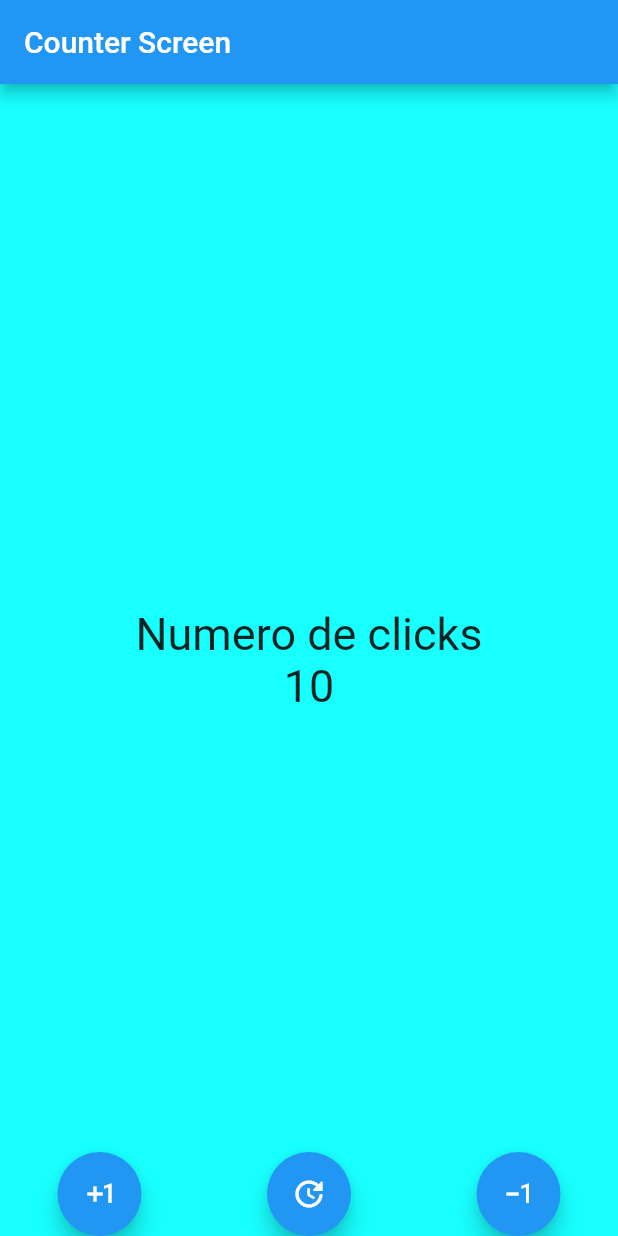
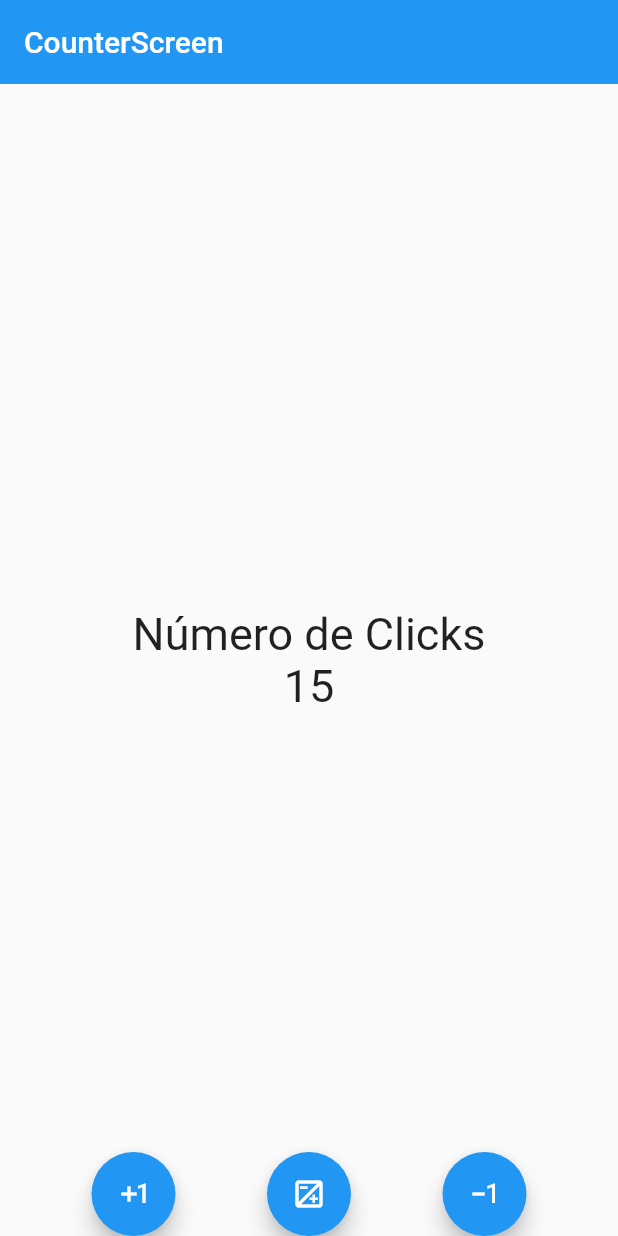
Before and after one commit to arandapablodamian/flutter-firstApp, a Flutter app: the screen it shows after launch, on a phone screen of 412 x 824 dp. Run offline on Flutter 3.47's test engine with Material 2 defaults, Android fonts, the phone set to English and light mode, and no system bars.

Commit message:
contador terminado

```diff
--- a/lib/main.dart
+++ b/lib/main.dart
@@ -1,19 +1,25 @@
+import 'dart:developer';
+
 import 'package:contador/screens/counter_screen.dart';
 import 'package:flutter/material.dart';
 
-void main(){
-  runApp(const MyApp());
+// import 'package:counter_app/screens/home_screen.dart';
+
+void main() {
+  runApp( const MyApp() );
 }
 
 
-class MyApp extends StatelessWidget{
-  const MyApp({Key? key}) : super(key: key);
+class MyApp extends StatelessWidget {
+
+  const MyApp({ Key? key }) : super(key: key);
 
   @override
   Widget build(BuildContext context) {
-    // TODO: implement build
     return const MaterialApp(
-      home: CounterScreen(),
+      debugShowCheckedModeBanner: false,
+      // home: HomeScreen()
+      home: CounterScreen()
     );
   }
 
--- a/lib/screens/counter_screen.dart
+++ b/lib/screens/counter_screen.dart
@@ -1,60 +1,101 @@
-import 'dart:ui';
-
 import 'package:flutter/material.dart';
 
+
 class CounterScreen extends StatefulWidget {
-  const CounterScreen({Key? key}) : super(key: key);
+
+  const CounterScreen({ Key? key }) : super(key: key);
 
   @override
   State<CounterScreen> createState() => _CounterScreenState();
 }
 
 class _CounterScreenState extends State<CounterScreen> {
-  int counter = 10;
+
+  int counter = 15;
+
+  void increase() {
+    counter++;
+    setState(() {});
+  }
+
+  void decrease() {
+    counter--;
+    setState(() {});
+  }
+
+  void reset() {
+    counter = 0;
+    setState(() {});
+  }
+
 
   @override
   Widget build(BuildContext context) {
-    // TODO: implement build
-    const fontSize30 = const TextStyle(fontSize: 30);
+
+    const fontSize30 = TextStyle( fontSize: 30 );
 
     return Scaffold(
       appBar: AppBar(
-          title: const Text('Counter Screen'),
+        title: const Text('CounterScreen'),
+        elevation: 0,
       ),
-        backgroundColor: Colors.cyanAccent,
       body: Center(
         child: Column(
           mainAxisAlignment: MainAxisAlignment.center,
-          children: <Widget>[
-            Text('Numero de clicks', style: fontSize30),
-            Text('$counter', style: TextStyle(fontSize: 30)),
+          children: [
+            const Text('Número de Clicks', style: fontSize30 ),
+            Text( '$counter', style: fontSize30 ),
           ],
-        )
-            //  child: Column()
+        ),
       ),
       floatingActionButtonLocation: FloatingActionButtonLocation.centerDocked,
-        floatingActionButton: CustomFloatingActions());
+      floatingActionButton: CustomFloatingActions(
+        increaseFn: increase,
+        decreaseFn: decrease,
+        resetFn: reset
+      ),
+    );
   }
 }
 
+
+
 class CustomFloatingActions extends StatelessWidget {
+
+  final Function increaseFn;
+  final Function decreaseFn;
+  final Function resetFn;
+
   const CustomFloatingActions({
     Key? key,
+    required this.increaseFn,
+    required this.decreaseFn,
+    required this.resetFn,
   }) : super(key: key);
 
   @override
   Widget build(BuildContext context) {
     return Row(
       mainAxisAlignment: MainAxisAlignment.spaceEvenly,
-      children: const [
+      children:  [
+
         FloatingActionButton(
-            child: Icon(Icons.exposure_plus_1_outlined), onPressed: null),
-        SizedBox(width: 7),
+          child: const Icon( Icons.exposure_plus_1_outlined ),
+          onPressed: () => increaseFn(),
+        ),
+
+
         FloatingActionButton(
-            child: Icon(Icons.update_rounded), onPressed: null),
-        SizedBox(width: 7),
+            child: const Icon( Icons.exposure_outlined ),
+            onPressed: () {
+               resetFn();
+            },
+          ),
+
         FloatingActionButton(
-            child: Icon(Icons.exposure_minus_1_outlined), onPressed: null)
+          child: const Icon( Icons.exposure_minus_1_outlined ),
+          onPressed: () => decreaseFn(),
+        ),
       ],
     );
   }
```
Also changed, not shown: lib/screens/home_screen.dart (+23 -19 lines). Lines whose indentation alone changed are shown as unchanged.
